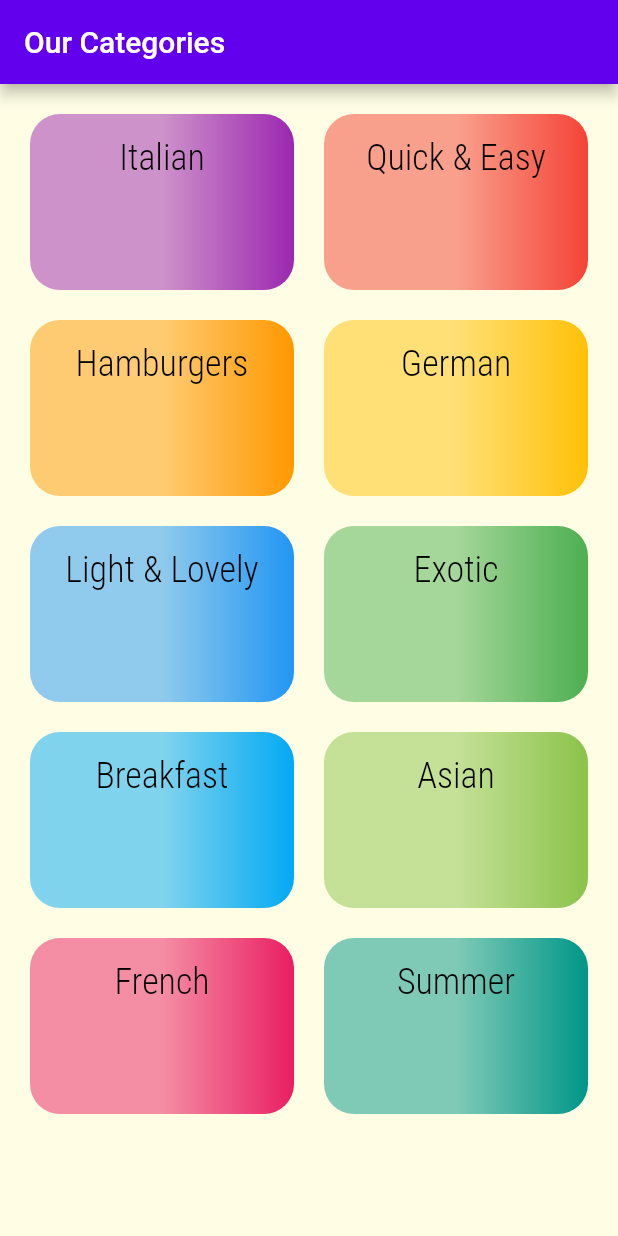
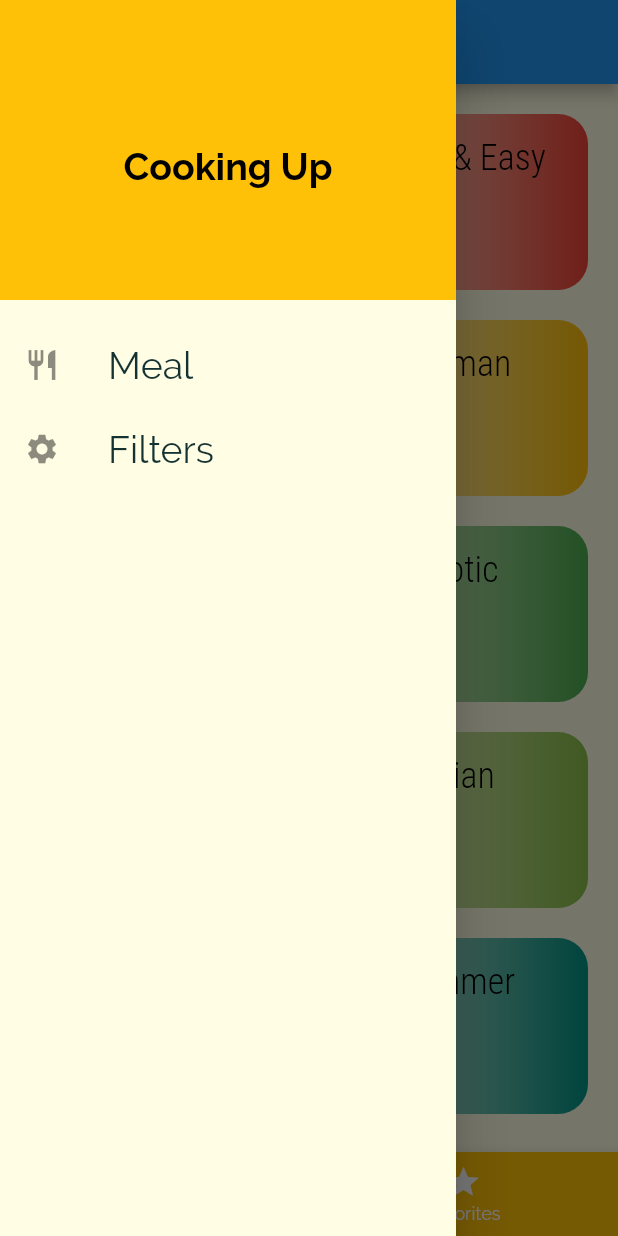
Before and after one commit to amalsaimoua/mealAppP1, a Flutter app: the screen it shows after launch, with the side drawer open (before the commit the screen has no drawer), on a phone screen of 412 x 824 dp. Run offline on Flutter 3.47's test engine with Material 2 defaults, Android fonts, the phone set to English and light mode, and no system bars.

Commit message:
filters not done

```diff
--- a/lib/main.dart
+++ b/lib/main.dart
@@ -1,7 +1,9 @@
 import 'package:flutter/material.dart';
+import 'package:mealapp/screens/filters_screen.dart';
 import './screens/categories_screen.dart';
 import './screens/category_meal_screen.dart';
 import './screens/meal_details_screen.dart';
+import 'screens/tabs_screen.dart';
 
 void main() {
   runApp(const MyApp());
@@ -19,7 +21,7 @@ class MyApp extends StatelessWidget {
         // خلفية الشاشة الرئيسية
         canvasColor: const Color.fromRGBO(255, 254, 229, 1),
         primaryColor: Colors.teal[100],
-        colorScheme: const ColorScheme.light(),
+        fontFamily: 'Raleway',
         textTheme: const TextTheme(
             bodyText1: TextStyle(
               color: Color.fromRGBO(20, 50, 50, 1),
@@ -36,29 +38,31 @@ class MyApp extends StatelessWidget {
       ),
       // home: const CategororiesScreen(),
       routes: {
-        '/': (context) => const CategororiesScreen(),
+        '/': (context) => const tabsScreen(),
         categoryMealScreen.routeName: (context) => categoryMealScreen(),
         mealDetailScreen.routeName: (context) => mealDetailScreen(),
+        tabsScreen.routeName:(context) => const tabsScreen(),
+        FiltersScreen.routeName: (context) => FiltersScreen(),
       },
     );
   }
 }
 
-class MyHomePage extends StatefulWidget {
-  const MyHomePage({Key? key}) : super(key: key);
+// class MyHomePage extends StatefulWidget {
+//   const MyHomePage({Key? key}) : super(key: key);
 
-  @override
-  State<MyHomePage> createState() => _MyHomePageState();
-}
+//   @override
+//   State<MyHomePage> createState() => _MyHomePageState();
+// }
 
-class _MyHomePageState extends State<MyHomePage> {
-  @override
-  Widget build(BuildContext context) {
-    return Scaffold(
-      appBar: AppBar(
-        title: const Text('Meal App'),
-      ),
-      body: null,
-    );
-  }
-}
+// class _MyHomePageState extends State<MyHomePage> {
+//   @override
+//   Widget build(BuildContext context) {
+//     return Scaffold(
+//       appBar: AppBar(
+//         title: const Text('Meal App'),
+//       ),
+//       body: null,
+//     );
+//   }
+// }
--- a/lib/screens/categories_screen.dart
+++ b/lib/screens/categories_screen.dart
@@ -4,13 +4,13 @@ import 'package:flutter/material.dart';
 import 'package:mealapp/dummy_data.dart';
 import 'package:mealapp/widgets/category_item.dart';
 
-class CategororiesScreen extends StatelessWidget {
-  const CategororiesScreen({Key? key}) : super(key: key);
+class CategoriesScreen extends StatelessWidget {
+  const CategoriesScreen({Key? key}) : super(key: key);
 
   @override
   Widget build(BuildContext context) {
     return Scaffold(
-      appBar: AppBar(title: Text('Our Categories'),),
+      //appBar: AppBar(title: Text('Our Categories'),),
       body: GridView(
         padding: EdgeInsets.all(20),
           children: DUMMY_CATEGORIES
--- /dev/null
+++ b/lib/screens/favorites_screen.dart
@@ -0,0 +1,12 @@
+import 'package:flutter/material.dart';
+
+class favoritesScreen extends StatelessWidget {
+  const favoritesScreen({ Key? key }) : super(key: key);
+
+  @override
+  Widget build(BuildContext context) {
+    return Center(
+      child: Text('hello'),
+    );
+  }
+}
--- /dev/null
+++ b/lib/screens/filters_screen.dart
@@ -0,0 +1,12 @@
+import 'package:flutter/material.dart';
+
+class FiltersScreen extends StatelessWidget {
+ static const routeName = 'FiltersScreen';
+
+  @override
+  Widget build(BuildContext context) {
+    return Scaffold(
+
+    );
+  }
+}
--- a/lib/screens/meal_details_screen.dart
+++ b/lib/screens/meal_details_screen.dart
@@ -17,7 +17,7 @@ class mealDetailScreen extends StatelessWidget {
 
   Widget details(Widget child) {
     return Container(
-      margin: EdgeInsets.symmetric(vertical: 5),
+      margin: EdgeInsets.only(bottom: 20),
       decoration: BoxDecoration(
         border: Border.all(color: Colors.grey),
         color: Colors.white,
@@ -77,6 +77,7 @@ class mealDetailScreen extends StatelessWidget {
                 itemCount: selectedMeal.steps.length,
               ),
             )
+
           ],
         ),
       ),
--- /dev/null
+++ b/lib/screens/tabs_screen.dart
@@ -0,0 +1,62 @@
+import 'package:flutter/material.dart';
+import 'package:mealapp/widgets/main_drawer.dart';
+import 'categories_screen.dart';
+import 'favorites_screen.dart';
+
+class tabsScreen extends StatefulWidget {
+  const tabsScreen({Key? key}) : super(key: key);
+static const routeName = 'tabs_screen';
+  @override
+  State<tabsScreen> createState() => _tabsScreenState();
+}
+
+class _tabsScreenState extends State<tabsScreen> {
+  List<Map<String, Object?>> pages = [
+    {
+      'page':  const CategoriesScreen(),
+      'title': 'categories',
+    },
+    {
+      'page':  const favoritesScreen(),
+      'title': 'favorites',
+    }
+  ];
+
+//to store the index No. that comes from the on tap
+//property in the botton navigation bar
+  int _selectedPageIndex = 0;
+  void _selectedPage(int index) {
+    setState(() {
+      _selectedPageIndex = index;
+    });
+  }
+
+  @override
+  Widget build(BuildContext context) {
+    return Scaffold(
+      appBar: AppBar(
+        title: Text(pages[_selectedPageIndex]['title'].toString()),
+      ),
+      body: pages[_selectedPageIndex]['page'] as Widget,
+      bottomNavigationBar: BottomNavigationBar(
+        selectedItemColor: Colors.pink,
+        unselectedItemColor: Colors.white,
+        currentIndex: _selectedPageIndex,
+        backgroundColor: Colors.amber,
+        type: BottomNavigationBarType.fixed,
+        onTap: _selectedPage,
+        items: const [
+          BottomNavigationBarItem(
+            icon: Icon(Icons.category),
+            label: 'Categories',
+          ),
+          BottomNavigationBarItem(
+            icon: Icon(Icons.star),
+            label: 'Favorites',
+          )
+        ],
+      ),
+      drawer: const mainDrawer(),
+    );
+  }
+}
--- /dev/null
+++ b/lib/widgets/main_drawer.dart
@@ -0,0 +1,52 @@
+import 'package:flutter/material.dart';
+import 'package:flutter/services.dart';
+import 'package:mealapp/screens/filters_screen.dart';
+import 'package:mealapp/screens/tabs_screen.dart';
+
+class mainDrawer extends StatelessWidget {
+  const mainDrawer({Key? key}) : super(key: key);
+
+  Widget buildListTile(Function() onTap, String title, IconData icon) {
+    return ListTile(
+      onTap: onTap,
+      leading: Icon(icon),
+      title: Text(
+        title,
+        style: const TextStyle(fontSize: 25),
+      ),
+    );
+  }
+
+  @override
+  Widget build(BuildContext context) {
+    return Drawer(
+      child: Column(
+        children: [
+          Container(
+            color: Colors.amber,
+            padding: const EdgeInsets.only(bottom: 75),
+            alignment: Alignment.bottomCenter,
+            height: 200,
+            width: double.infinity,
+            child: const Text(
+              'Cooking Up',
+              style: TextStyle(
+                  fontSize: 25,
+                  color: Colors.black,
+                  fontWeight: FontWeight.bold),
+            ),
+          ),
+          const SizedBox(
+            height: 15,
+          ),
+          buildListTile(() {
+            Navigator.of(context).pushReplacementNamed('/');
+          }, 'Meal', Icons.restaurant),
+          buildListTile(() {
+            Navigator.of(context).pushReplacementNamed(FiltersScreen.routeName);
+          }, 'Filters', Icons.settings),
+        ],
+      ),
+    );
+  }
+}
--- a/pubspec.yaml
+++ b/pubspec.yaml
@@ -18,7 +18,7 @@ publish_to: 'none' # Remove this line if you wish to publish to pub.dev
 version: 1.0.0+1
 
 environment:
-  sdk: ">=2.12.0 <3.0.0"
+  sdk: ">=2.14.0 <3.0.0"
 
 # Dependencies specify other packages that your package needs in order to work.
 # To automatically upgrade your package dependencies to the latest versions
```
Also changed, not shown: pubspec.lock.
